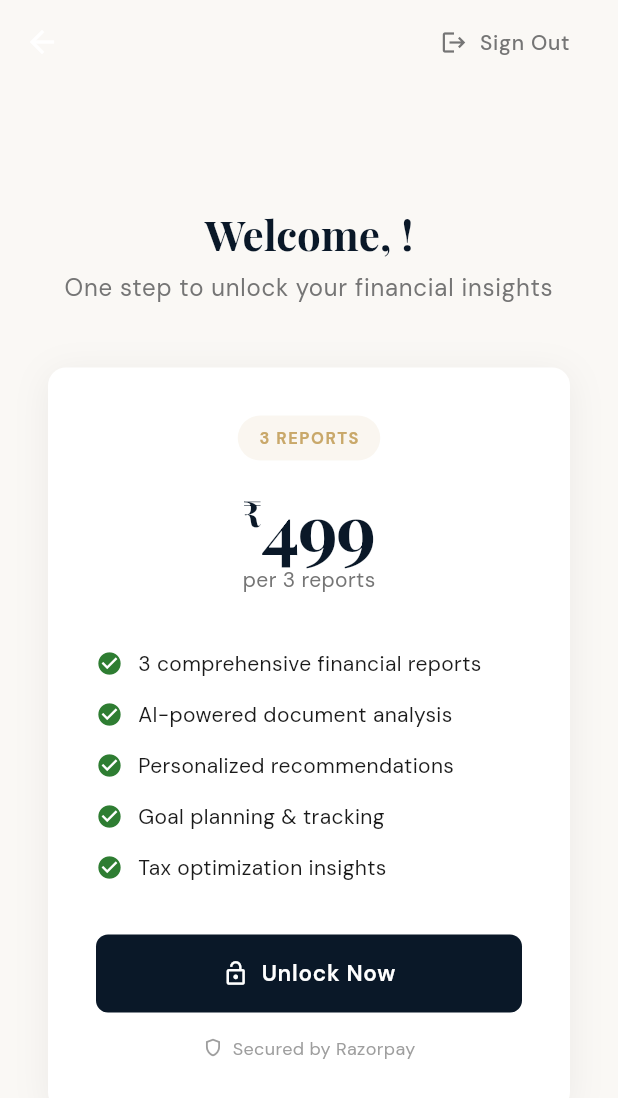
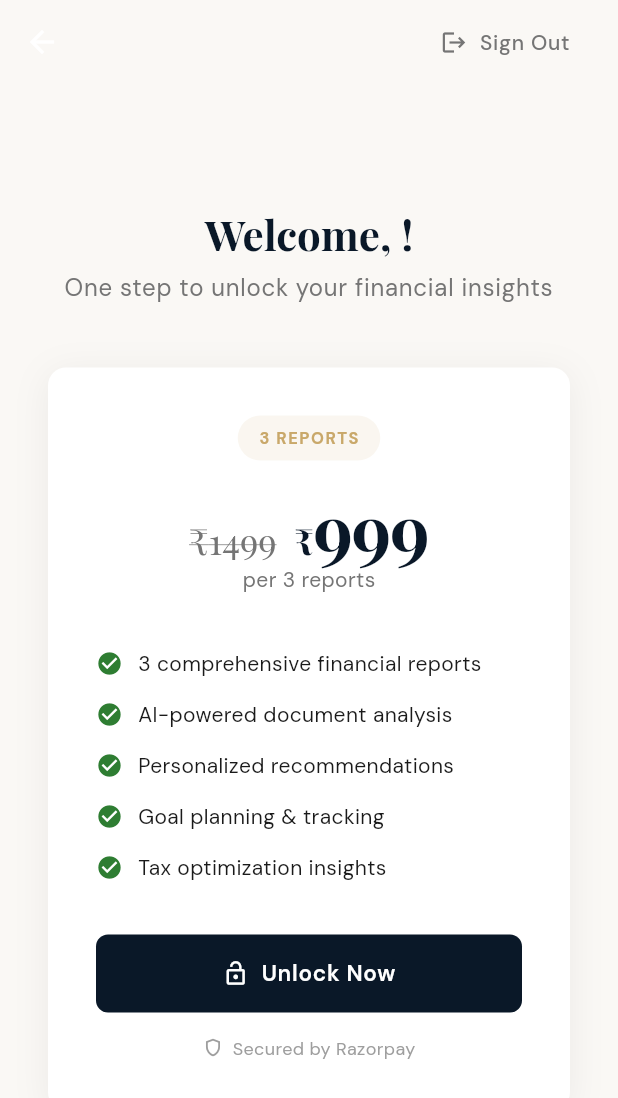
Before and after one commit to reckt32/documentparser-frontend, a Flutter app: the PaymentScreen screen opened directly, on a phone screen of 412 x 824 dp. Shown: the top 1098 px of the screen. Run offline on Flutter 3.47's test engine with Material 3 defaults, Android fonts, the phone set to English and light mode, and no system bars; our stand-ins replace file_picker, firebase_auth, firebase_core, google_fonts, google_sign_in, open_filex; missing offline and left inert: dart:js_interop, razorpay_web; accounts and stored records are empty; network calls fail.

Commit message:
payment bug fix

```diff
--- a/lib/payment_screen.dart
+++ b/lib/payment_screen.dart
@@ -197,8 +197,20 @@ class _PaymentScreenState extends State<PaymentScreen> {
                       // Price
                       Row(
                         mainAxisAlignment: MainAxisAlignment.center,
-                        crossAxisAlignment: CrossAxisAlignment.start,
+                        crossAxisAlignment: CrossAxisAlignment.end,
                         children: [
+                          // Original price with strikethrough
+                          Text(
+                            '₹1499',
+                            style: Theme.of(context).textTheme.headlineSmall?.copyWith(
+                                  color: AppTheme.textLight,
+                                  fontWeight: FontWeight.w400,
+                                  decoration: TextDecoration.lineThrough,
+                                  decorationColor: AppTheme.textLight,
+                                ),
+                          ),
+                          const SizedBox(width: 12),
+                          // Discounted price
                           Text(
                             '₹',
                             style: Theme.of(context).textTheme.headlineSmall?.copyWith(
@@ -207,7 +219,7 @@ class _PaymentScreenState extends State<PaymentScreen> {
                                 ),
                           ),
                           Text(
-                            '499',
+                            '999',
                             style: Theme.of(context).textTheme.displayMedium?.copyWith(
                                   color: AppTheme.primaryNavy,
                                   fontWeight: FontWeight.bold,
```
Also changed, not shown: lib/services/auth_service.dart (+17 -1 lines), lib/services/payment_service.dart (+48 -2 lines), 1 other file.
